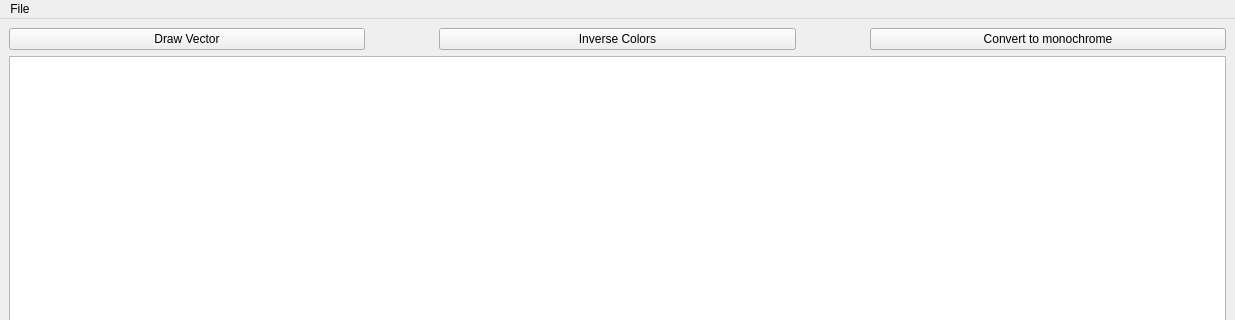
This is mw.ui in trofkm/BMP as Qt 5 draws it before an edit; both pictures show x 0 to 1235 and y 0 to 320 of the 1235 by 784 pixel window. The edited form follows.
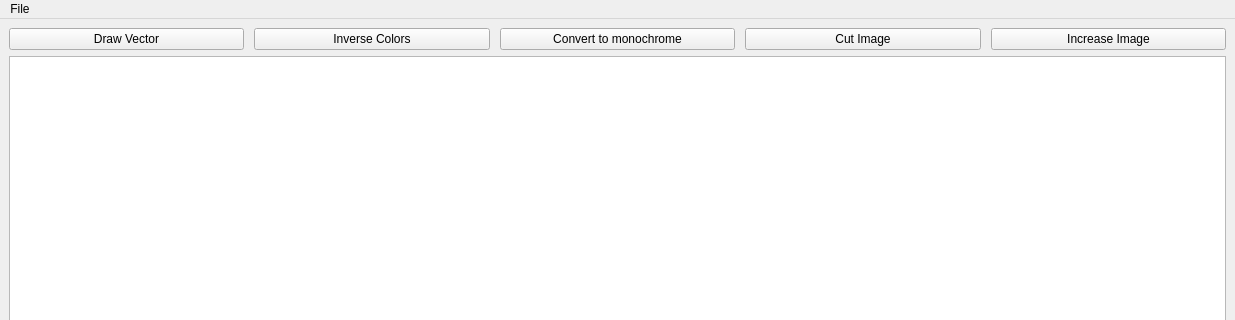
This is the edited form. Icons and pictures are not drawn.

Diff of the .ui file:
```diff
--- a/mw.ui
+++ b/mw.ui
@@ -24,7 +24,7 @@
     <item>
      <layout class="QHBoxLayout" name="horizontalLayout">
       <property name="spacing">
-       <number>74</number>
+       <number>10</number>
       </property>
       <item>
        <widget class="QPushButton" name="Vector_Btn">
@@ -47,6 +47,20 @@
         </property>
        </widget>
       </item>
+      <item>
+       <widget class="QPushButton" name="CutImage_btn">
+        <property name="text">
+         <string>Cut Image</string>
+        </property>
+       </widget>
+      </item>
+      <item>
+       <widget class="QPushButton" name="IncreaseImage_btn">
+        <property name="text">
+         <string>Increase Image</string>
+        </property>
+       </widget>
+      </item>
      </layout>
     </item>
     <item>
```
